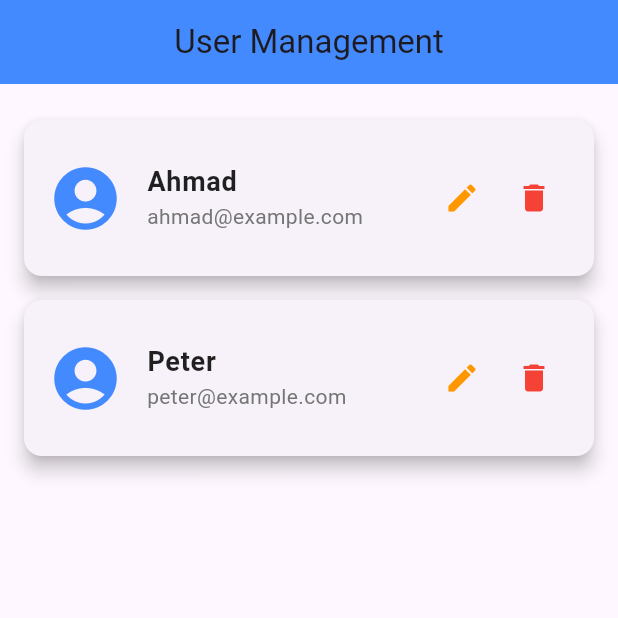
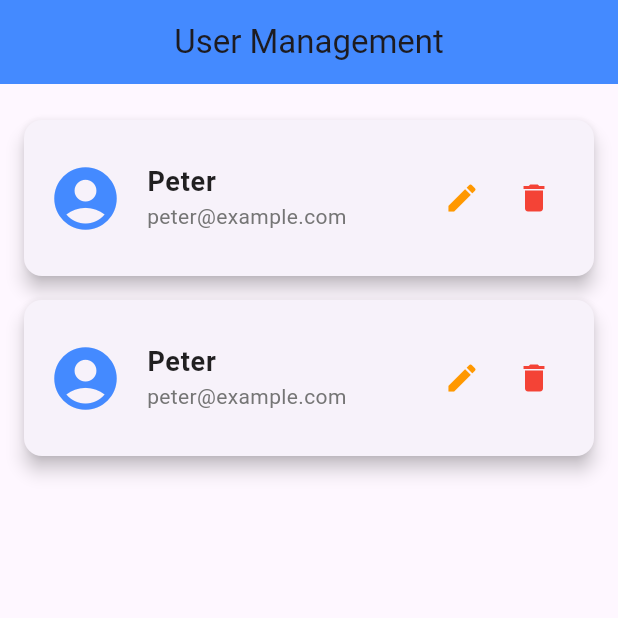
Before and after one commit to Peterelhelou123456789/librairy_managment, a Flutter app: the UserManagementPage screen opened directly, on a phone screen of 412 x 824 dp, the top half of it. Run offline on Flutter 3.47's test engine with Material 3 defaults, Android fonts, the phone set to English and light mode, and no system bars; our stand-ins replace image_picker.

Commit message:
change name

```diff
--- a/lib/employee_management.dart
+++ b/lib/employee_management.dart
@@ -15,7 +15,7 @@ class EmployeeManagementPage extends StatelessWidget {
         padding: const EdgeInsets.all(16.0),
         child: ListView(
           children: [
-            _buildEmployeeItem(context, "Ahmad", "Librarian", null),
+            _buildEmployeeItem(context, "Peter", "Librarian", null),
             _buildEmployeeItem(context, "peter", "Assistant", null),
             // Add more employee items as needed
           ],
--- a/lib/user_management.dart
+++ b/lib/user_management.dart
@@ -19,7 +19,7 @@ class UserManagementPage extends StatefulWidget {
 
 class _UserManagementPageState extends State<UserManagementPage> {
   List<User> users = [
-    User(name: 'Ahmad', email: 'ahmad@example.com', image: null),
+    User(name: 'Peter', email: 'peter@example.com', image: null),
     User(name: 'Peter', email: 'peter@example.com', image: null),
     // Add more users as needed
   ];
```
